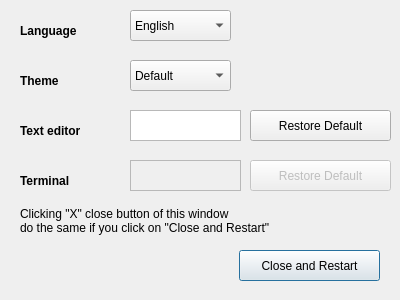
Before: the Qt Designer form src/preferencesdialog.ui in adgellida/ubunsys, drawn with Qt 5.
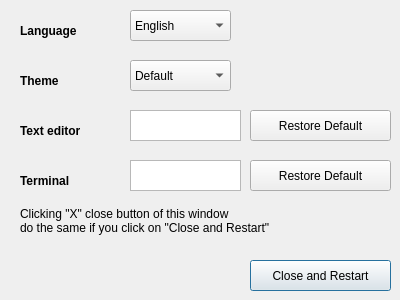
After: the same form once the commit is applied.

```diff
--- a/src/preferencesdialog.ui
+++ b/src/preferencesdialog.ui
@@ -100,8 +100,8 @@
   <widget class="QPushButton" name="closePreferencesDialogButton">
    <property name="geometry">
     <rect>
-     <x>239</x>
-     <y>250</y>
+     <x>250</x>
+     <y>260</y>
      <width>141</width>
      <height>31</height>
     </rect>
@@ -180,7 +180,7 @@
   </widget>
   <widget class="QPushButton" name="restoreDefaultTerminalButton">
    <property name="enabled">
-    <bool>false</bool>
+    <bool>true</bool>
    </property>
    <property name="geometry">
     <rect>
@@ -215,7 +215,7 @@
   </widget>
   <widget class="QTextEdit" name="terminal">
    <property name="enabled">
-    <bool>false</bool>
+    <bool>true</bool>
    </property>
    <property name="geometry">
     <rect>
```
